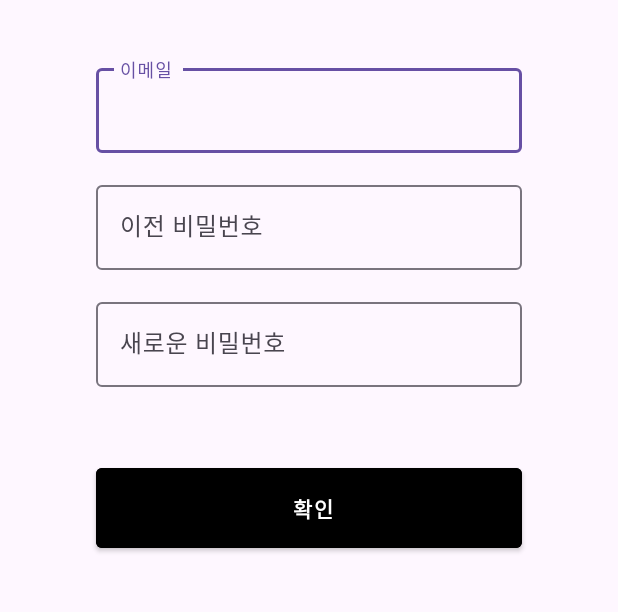
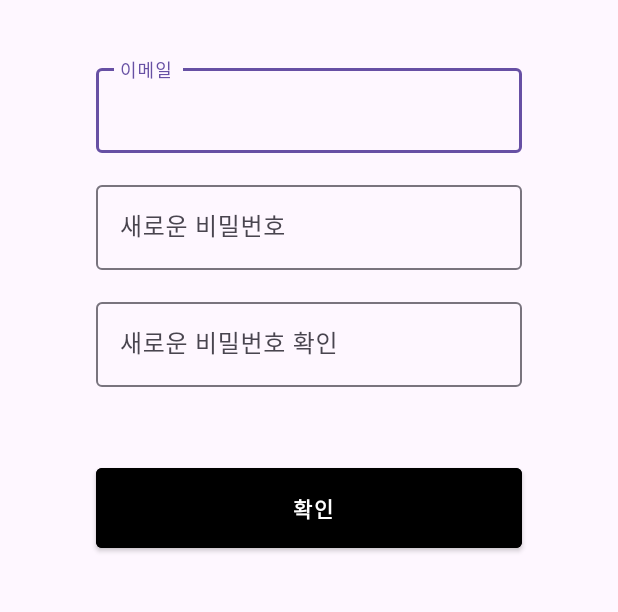
Before and after one commit to ajksl2356/NewTPTest, an Android app: the PasswordActivity screen opened directly, with no data from a screen before it, on a phone screen of 412 x 824 dp, the part 366-978 px from its top. Run offline under Robolectric (Android 15) with nearby library versions, the phone set to English and light mode, and no system bars; our stand-ins replace Firebase (no records; nobody signed in at launch, a user with empty details on screens opened directly); 1 statement that could not run was skipped.

```diff
--- a/app/build.gradle
+++ b/app/build.gradle
@@ -52,7 +52,8 @@ dependencies {
 
     // 구글 로그인
     implementation 'com.google.android.gms:play-services-auth:21.0.0'
-
+    // 파이어베이스 업데이트 사용자
+    implementation 'com.google.firebase:firebase-auth-ktx:22.3.1'
 
 
     testImplementation 'junit:junit:4.13.2'
@@ -60,7 +61,7 @@ dependencies {
     androidTestImplementation 'androidx.test.espresso:espresso-core:3.5.1'
 
 
-    implementation platform('com.google.firebase:firebase-bom:32.7.3')
+    implementation platform("com.google.firebase:firebase-bom:32.8.0")
     implementation 'com.google.firebase:firebase-firestore-ktx'
 
     //카카오 로그인
--- a/app/src/main/res/layout/activity_email_login.xml
+++ b/app/src/main/res/layout/activity_email_login.xml
@@ -59,7 +59,7 @@
     </com.google.android.material.textfield.TextInputLayout>
 
     <Button
-        android:id="@+id/btn_signin"
+        android:id="@+id/btn_login"
         android:layout_width="match_parent"
         android:layout_height="wrap_content"
         android:backgroundTint="@color/black"
--- a/app/src/main/res/layout/activity_password.xml
+++ b/app/src/main/res/layout/activity_password.xml
@@ -36,7 +36,7 @@
         android:id="@+id/input_layout_password"
         android:layout_width="match_parent"
         android:layout_height="wrap_content"
-        android:hint="이전 비밀번호 "
+        android:hint="새로운 비밀번호 "
         android:layout_marginLeft="64dp"
         android:layout_marginRight="64dp"
         android:layout_marginTop="8dp"
@@ -48,10 +48,10 @@
             android:inputType="textPassword"/>
     </com.google.android.material.textfield.TextInputLayout>
     <com.google.android.material.textfield.TextInputLayout
-        android:id="@+id/input_layout_password_confirm"
+        android:id="@+id/input_Layout_ConfirmPassword"
         android:layout_width="match_parent"
         android:layout_height="wrap_content"
-        android:hint="새로운 비밀번호 "
+        android:hint="새로운 비밀번호 확인 "
         android:layout_marginLeft="64dp"
         android:layout_marginRight="64dp"
         android:layout_marginTop="8dp"
@@ -75,5 +75,5 @@
         android:layout_marginTop="40dp"
         style="@style/Widget.MaterialComponents.Button"
         android:padding="16dp"
-        android:layout_below="@+id/input_layout_password_confirm"/>
+        android:layout_below="@+id/input_Layout_ConfirmPassword"/>
 </RelativeLayout>
--- a/build.gradle
+++ b/build.gradle
@@ -2,5 +2,5 @@
 plugins {
 id 'com.android.application' version '8.2.2' apply false
     id 'org.jetbrains.kotlin.android' version '1.9.22' apply false
-    id 'com.google.gms.google-services' version '4.4.1' apply false
+    id("com.google.gms.google-services") version "4.4.1" apply false
 }
```
Also changed, not shown: app/src/main/java/com/lym2024/newtptest/activities/EmailLoginActivity.kt (+29 -7 lines), 1 other file.
